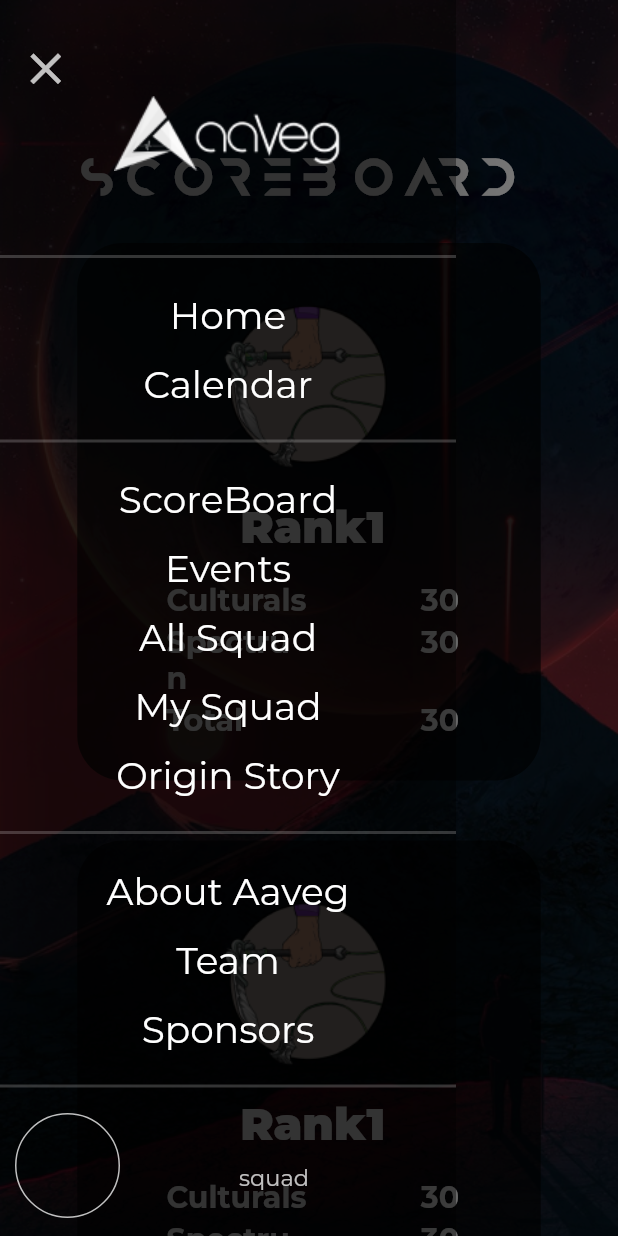
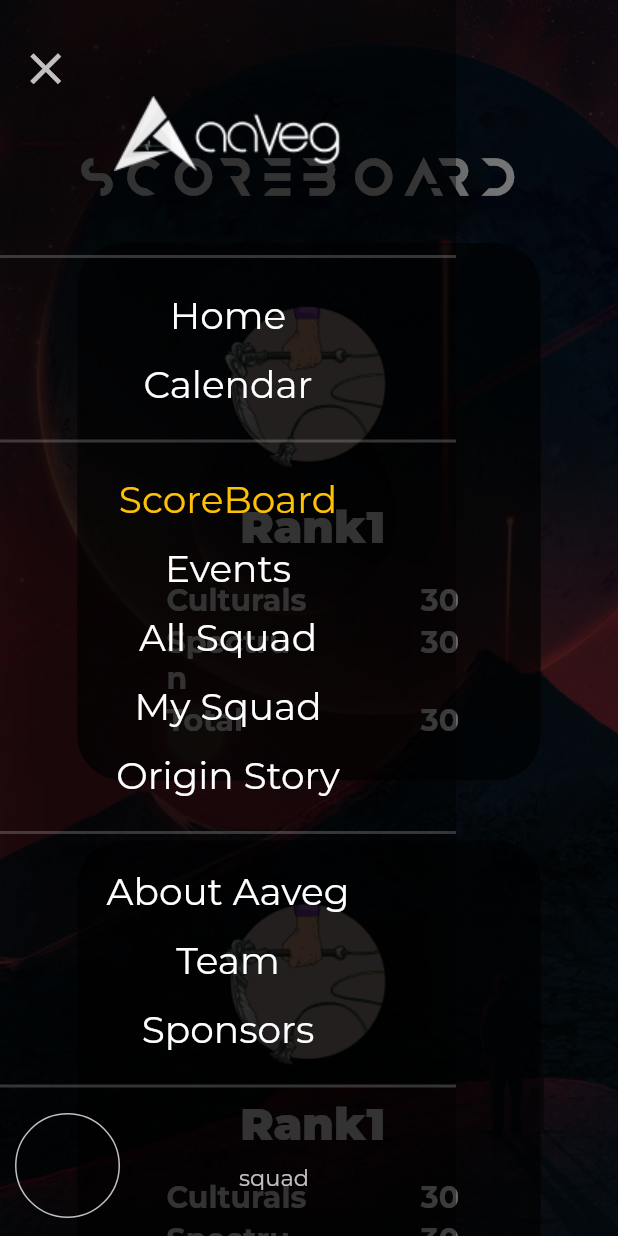
Before and after one commit to delta/aaveg-app, a Flutter app: the ScoreBoardPage screen opened by its route, with the side drawer open, on a phone screen of 412 x 824 dp. Run offline on Flutter 3.47's test engine with Material 2 defaults, Android fonts, the phone set to English and light mode, and no system bars; our stand-ins replace auto_size_text, card_swiper, get, get_storage, google_fonts, logger and 1 more; missing offline and left inert: outlined_text; accounts and stored records are empty.

Commit message:
feat: Add highlight for current page in Nav bar

```diff
--- a/lib/views/widgets/NavBar/navbar_widget.dart
+++ b/lib/views/widgets/NavBar/navbar_widget.dart
@@ -164,6 +164,9 @@ class NavBarListWidget extends StatelessWidget {
               items[index].pageName,
               style: TextStyle(
                   fontSize: 25,
+                  color: Get.routing.current == items[index].route
+                      ? Colors.amber
+                      : Colors.white,
                   fontFamily: GoogleFonts.montserrat().fontFamily),
               textAlign: TextAlign.center,
             ),
```
